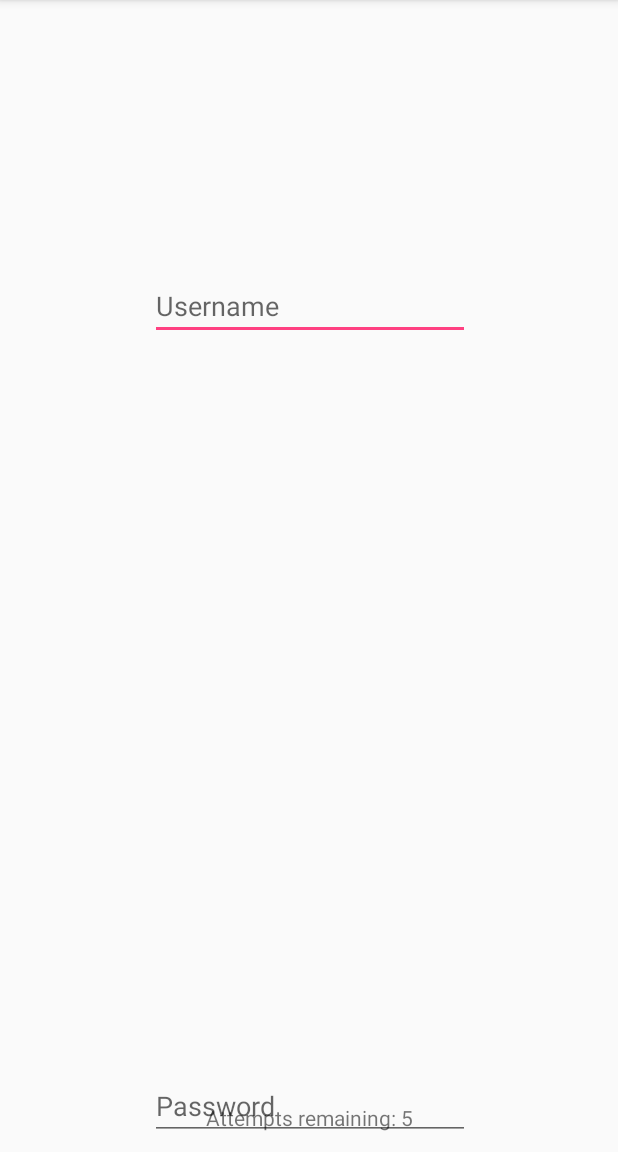
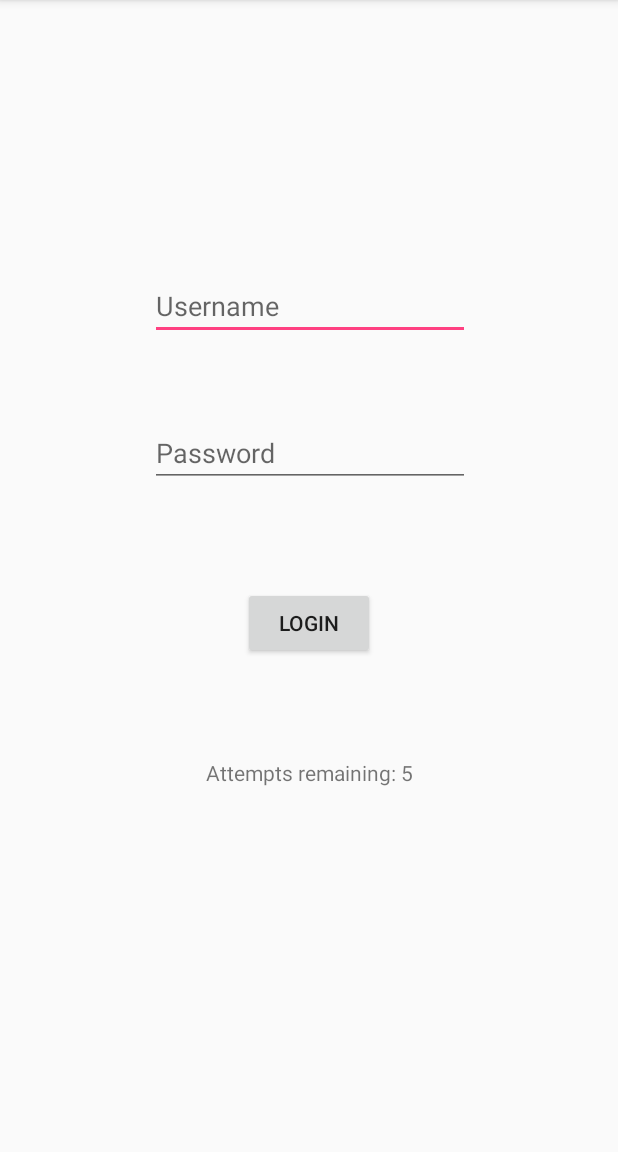
Before and after one commit to Kasperkj0/FAP, an Android app: the screen it shows after launch (MainActivity), on a phone screen of 412 x 824 dp, the part 84-1236 px from its top. Run offline under Robolectric (Android 15) with nearby library versions, the phone set to English and light mode, and no system bars.

Commit message:
initial fap

```diff
--- a/app/src/main/res/layout/activity_main.xml
+++ b/app/src/main/res/layout/activity_main.xml
@@ -40,7 +40,7 @@
         app:layout_constraintHorizontal_bias="0.503"
         app:layout_constraintLeft_toLeftOf="parent"
         app:layout_constraintRight_toRightOf="parent"
-        app:layout_constraintTop_toBottomOf="@+id/userName"
+        app:layout_constraintTop_toBottomOf="@+id/etName"
         app:layout_constraintVertical_bias="0.093" />
 
     <Button
```
Also changed, not shown: 1 other file.
